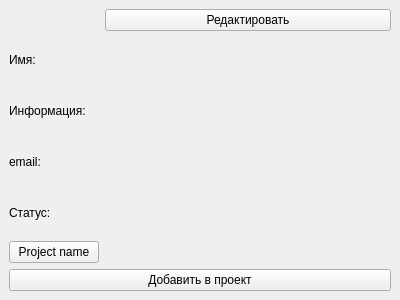
First picture: the form in WgtWorker.ui, repository mr-Din/ItConnect, before the edit.
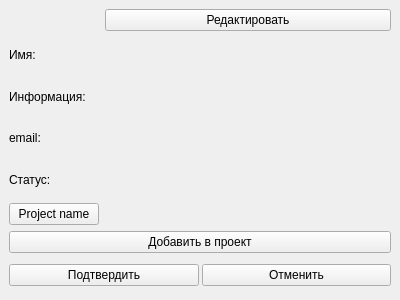
Second picture: the form after the edit. The open tabs and pages were chosen to show the change.

The edit to the form file:
```diff
--- a/WgtWorker.ui
+++ b/WgtWorker.ui
@@ -1,7 +1,7 @@
 <?xml version="1.0" encoding="UTF-8"?>
 <ui version="4.0">
  <class>WgtWorker</class>
- <widget class="QWidget" name="WgtWorker">
+ <widget class="QFrame" name="WgtWorker">
   <property name="geometry">
    <rect>
     <x>0</x>
@@ -210,6 +210,81 @@
          </property>
         </widget>
        </item>
+       <item row="7" column="0" colspan="2">
+        <widget class="QStackedWidget" name="stackedWidget_Del">
+         <property name="maximumSize">
+          <size>
+           <width>16777215</width>
+           <height>32</height>
+          </size>
+         </property>
+         <property name="currentIndex">
+          <number>0</number>
+         </property>
+         <widget class="QWidget" name="pg_del">
+          <layout class="QGridLayout" name="gridLayout_4">
+           <property name="leftMargin">
+            <number>0</number>
+           </property>
+           <property name="topMargin">
+            <number>0</number>
+           </property>
+           <property name="rightMargin">
+            <number>0</number>
+           </property>
+           <property name="bottomMargin">
+            <number>0</number>
+           </property>
+           <property name="spacing">
+            <number>0</number>
+           </property>
+           <item row="0" column="0">
+            <widget class="QPushButton" name="btn_del_proj">
+             <property name="text">
+              <string>Покинуть проект</string>
+             </property>
+            </widget>
+           </item>
+          </layout>
+         </widget>
+         <widget class="QWidget" name="pg_confirm">
+          <layout class="QGridLayout" name="gridLayout_5">
+           <property name="leftMargin">
+            <number>0</number>
+           </property>
+           <property name="topMargin">
+            <number>0</number>
+           </property>
+           <property name="rightMargin">
+            <number>0</number>
+           </property>
+           <property name="bottomMargin">
+            <number>0</number>
+           </property>
+           <property name="horizontalSpacing">
+            <number>3</number>
+           </property>
+           <property name="verticalSpacing">
+            <number>0</number>
+           </property>
+           <item row="0" column="0">
+            <widget class="QPushButton" name="btn_del_confirm">
+             <property name="text">
+              <string>Подтвердить</string>
+             </property>
+            </widget>
+           </item>
+           <item row="0" column="1">
+            <widget class="QPushButton" name="btn_del_cancel">
+             <property name="text">
+              <string>Отменить</string>
+             </property>
+            </widget>
+           </item>
+          </layout>
+         </widget>
+        </widget>
+       </item>
       </layout>
      </widget>
      <widget class="QWidget" name="pg_edit_data">
```
Left out of the diff: 144 changed lines with no effect on the pictures.
